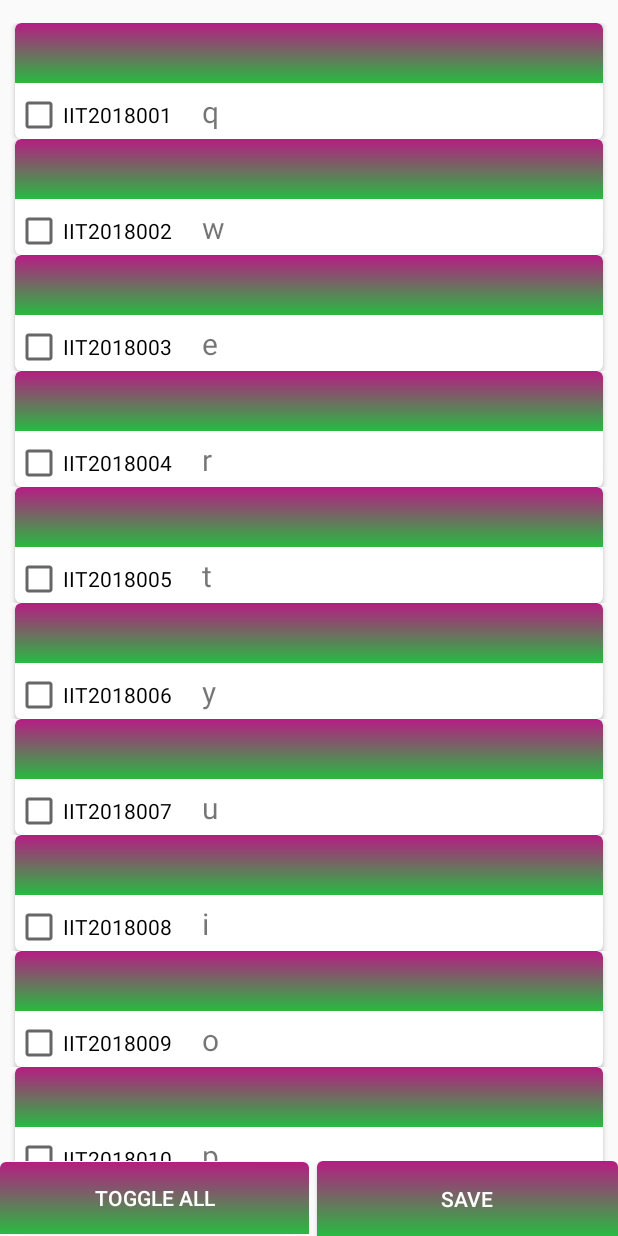
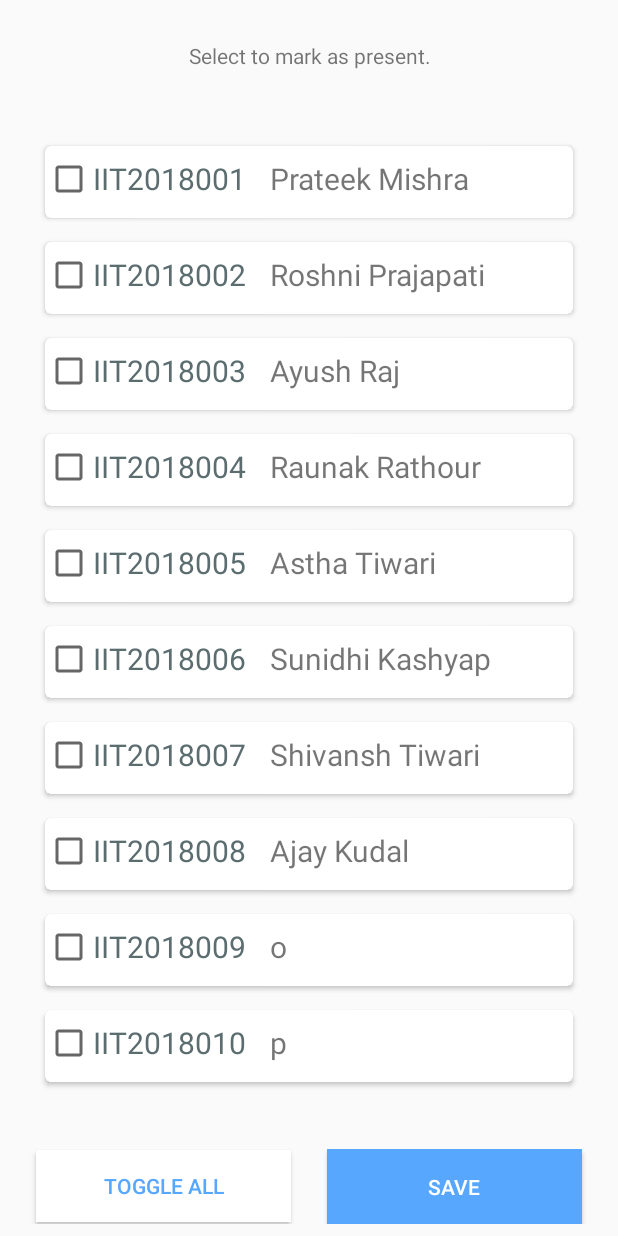
Before and after one commit to MiKinshu/Attentify, an Android app: the Atteneder screen opened directly, with no data from a screen before it, on a phone screen of 412 x 824 dp. Run offline under Robolectric (Android 15) with nearby library versions, the phone set to English and light mode, and no system bars; Roboto replaces fonts that are not available here.

Commit message:
Improved UI

```diff
--- a/app/src/main/java/com/kinshuu/attentify/Atteneder.java
+++ b/app/src/main/java/com/kinshuu/attentify/Atteneder.java
@@ -11,6 +11,7 @@ import androidx.appcompat.widget.Toolbar;
 import androidx.recyclerview.widget.LinearLayoutManager;
 import androidx.recyclerview.widget.RecyclerView;
 
+import android.util.Log;
 import android.view.View;
 import android.widget.Button;
 import android.widget.Toast;
@@ -24,7 +25,7 @@ public class Atteneder extends AppCompatActivity {
     private CustomAdapter customAdapter;
     private Button btnselect, btndeselect, btnnext;
     private  String[] rolllist = new String[]{"IIT2018001", "IIT2018002", "IIT2018003", "IIT2018004", "IIT2018005", "IIT2018006", "IIT2018007", "IIT2018008", "IIT2018009", "IIT2018010"};
-    private  String[] namelist = new String[]{"q", "w", "e", "r", "t", "y", "u", "i", "o", "p"};
+    private  String[] namelist = new String[]{"Prateek Mishra", "Roshni Prajapati", "Ayush Raj", "Raunak Rathour", "Astha Tiwari", "Sunidhi Kashyap", "Shivansh Tiwari", "Ajay Kudal", "o", "p"};
     int t_switch=0;
     @Override
     protected void onCreate(Bundle savedInstanceState) {
@@ -60,6 +61,12 @@ public class Atteneder extends AppCompatActivity {
             public void onClick(View v) {
                 subjectsArrayList = getSubjects(modelArrayList);
 
+                //getTheToast(subjectsArrayList);//For testing (by toasting) value of array adapter to be returned
+                Intent intent = new Intent();
+                intent.putParcelableArrayListExtra("subjects",subjectsArrayList);
+                setResult(RESULT_OK, intent);
+                //getTheToast(subjectsArrayList);//For testing (by toasting) value of array adapter to be returned
+                finish();
                 /*
                 YAAAAAAAAAAAHAAAAAN!!!!!!!
 
--- a/app/src/main/java/com/kinshuu/attentify/Subjects.java
+++ b/app/src/main/java/com/kinshuu/attentify/Subjects.java
@@ -54,9 +54,9 @@ public class Subjects implements Parcelable {
     public void writeToParcel(Parcel dest, int flags) {
         dest.writeString(roll);
         dest.writeString(name);
+        dest.writeInt(pres);
         dest.writeString(day);
         dest.writeString(date);
-        dest.writeInt(pres);
     }
 
     public Subjects(Parcel source) {
--- a/app/src/main/res/layout/activity_atteneder.xml
+++ b/app/src/main/res/layout/activity_atteneder.xml
@@ -5,36 +5,51 @@
     android:orientation="vertical"
     tools:context=".Atteneder">
 
+    <TextView
+        android:id="@+id/textView2"
+        android:layout_width="match_parent"
+        android:layout_height="205dp"
+        android:layout_weight="1"
+        android:gravity="center"
+        android:text="Select to mark as present." />
+
     <androidx.recyclerview.widget.RecyclerView
         android:id="@+id/recycler"
         android:layout_width="match_parent"
         android:layout_height="match_parent"
         android:layout_weight="1"
         android:layout_marginTop="15dp"/>
+
     <LinearLayout
         android:layout_width="match_parent"
         android:layout_height="50dp"
+        android:layout_marginBottom="8dp"
         android:orientation="horizontal">
 
         <Button
+            android:id="@+id/select"
             android:layout_width="match_parent"
             android:layout_height="wrap_content"
             android:layout_gravity="center"
-            android:background="@drawable/cardview"
-            android:textColor="#fff"
+            android:layout_marginStart="24dp"
+            android:layout_marginEnd="12dp"
             android:layout_weight="1"
-            android:id="@+id/select"
-            android:text="Toggle All"/>
+            android:background="@color/colorWhite"
+            android:text="Toggle All"
+            android:textColor="@color/colorAccent" />
+
         <Button
+            android:id="@+id/next"
             android:layout_width="match_parent"
             android:layout_height="50dp"
+            android:layout_marginStart="12dp"
+            android:layout_marginLeft="5dp"
+            android:layout_marginEnd="24dp"
             android:layout_weight="1"
-            android:layout_marginLeft="5dp"
-            android:background="@drawable/cardview"
+            android:background="@color/colorAccent"
+            android:text="Save"
             android:textColor="#fff"
-            android:id="@+id/next"
-            android:visibility="visible"
-            android:text="Save"/>
+            android:visibility="visible" />
     </LinearLayout>
 
 </LinearLayout>
--- a/app/src/main/res/layout/rv_item.xml
+++ b/app/src/main/res/layout/rv_item.xml
@@ -1,62 +1,55 @@
-<RelativeLayout xmlns:android="http://schemas.android.com/apk/res/android"
+<androidx.constraintlayout.widget.ConstraintLayout xmlns:android="http://schemas.android.com/apk/res/android"
+    xmlns:card_view="http://schemas.android.com/apk/res-auto"
     xmlns:tools="http://schemas.android.com/tools"
     android:layout_width="match_parent"
     android:layout_height="wrap_content"
     tools:context=".MainActivity">
 
-    <androidx.cardview.widget.CardView xmlns:card_view="http://schemas.android.com/apk/res-auto"
+    <androidx.cardview.widget.CardView
         android:id="@+id/card_view"
         android:layout_width="match_parent"
         android:layout_height="wrap_content"
         android:layout_gravity="center"
-        android:layout_marginLeft="10dp"
-        android:layout_marginTop="0dp"
-        android:layout_marginRight="10dp"
-        card_view:cardCornerRadius="4dp">
+        android:layout_marginStart="30dp"
+        android:layout_marginTop="8dp"
+        android:layout_marginEnd="30dp"
+        android:layout_marginBottom="8dp"
+        card_view:cardCornerRadius="4dp"
+        card_view:layout_constraintBottom_toBottomOf="parent"
+        card_view:layout_constraintEnd_toEndOf="parent"
+        card_view:layout_constraintStart_toStartOf="parent"
+        card_view:layout_constraintTop_toTopOf="parent"
+        card_view:cardElevation="2dp">
 
-        <LinearLayout
+
+        <androidx.constraintlayout.widget.ConstraintLayout
             android:layout_width="match_parent"
-            android:layout_height="wrap_content"
-            android:orientation="vertical">
+            android:layout_height="48dp"
+            android:layout_marginTop="0dp"
+            android:layout_marginBottom="0dp">
+
+            <CheckBox
+                android:id="@+id/cb"
+                android:layout_width="wrap_content"
+                android:layout_height="wrap_content"
+                android:textColor="@color/colorText"
+                android:textSize="20sp"
+                card_view:layout_constraintBottom_toBottomOf="@+id/animal"
+                card_view:layout_constraintTop_toTopOf="@+id/animal"
+                tools:layout_editor_absoluteX="16dp" />
 
             <TextView
-                android:id="@+id/tv"
-                android:layout_width="match_parent"
-                android:layout_height="match_parent"
-                android:height="40dp"
-                android:background="@drawable/cardview"
-                android:gravity="center_vertical"
-                android:paddingLeft="10dp"
-                android:textColor="#fff"
-                android:textSize="18sp"
-                android:textStyle="bold"
-                />
-
-            <LinearLayout
+                android:id="@+id/animal"
                 android:layout_width="wrap_content"
                 android:layout_height="wrap_content"
-                android:orientation="horizontal">
-
-                <CheckBox
-                    android:id="@+id/cb"
-                    android:layout_width="wrap_content"
-                    android:layout_height="wrap_content"
-                    android:layout_marginTop="5dp"
-                    android:text="" />
-
-                <TextView
-                    android:id="@+id/animal"
-                    android:layout_width="wrap_content"
-                    android:layout_height="wrap_content"
-                    android:layout_marginLeft="20dp"
-                    android:layout_marginTop="5dp"
-                    android:text="animal"
-                    android:textSize="20sp" />
-
-            </LinearLayout>
-
-
-        </LinearLayout>
-
+                android:layout_marginStart="16dp"
+                android:layout_marginTop="8dp"
+                android:text="TextView"
+                android:textSize="20sp"
+                card_view:layout_constraintBottom_toBottomOf="parent"
+                card_view:layout_constraintStart_toEndOf="@+id/cb"
+                card_view:layout_constraintTop_toTopOf="parent"
+                card_view:layout_constraintVertical_bias="0.0" />
+        </androidx.constraintlayout.widget.ConstraintLayout>
     </androidx.cardview.widget.CardView>
-</RelativeLayout>
+</androidx.constraintlayout.widget.ConstraintLayout>
```
Also changed, not shown: app/src/main/java/com/kinshuu/attentify/MainActivity.java (+26 -7 lines), app/src/main/res/layout/activity_main.xml (+12 -12 lines).
